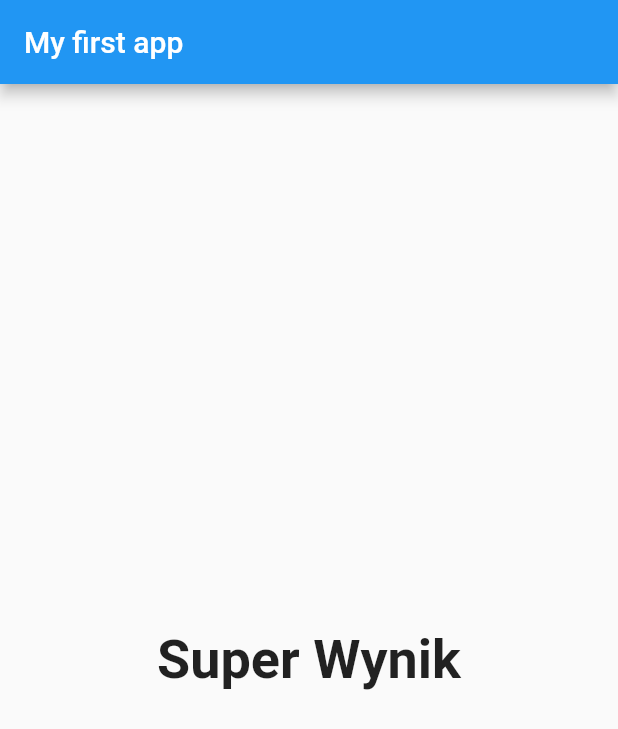
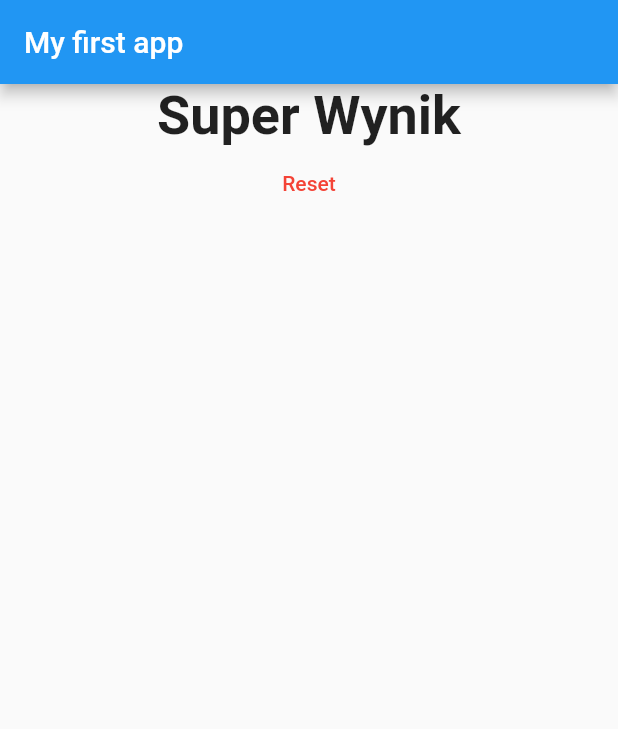
Before and after one commit to Eyzo280/FirstAppFlutter, a Flutter app: the screen it shows after launch, after a tap on "Czarny", after a tap on "Pies", after a tap on "Druga", on a phone screen of 412 x 824 dp. Shown: the top 729 px of the screen. Run offline on Flutter 3.47's test engine with Material 2 defaults, Android fonts, the phone set to English and light mode, and no system bars; Roboto replaces fonts that are missing (Georgia).

Commit message:
ResetQuiz
Finish Quiz.

```diff
--- a/lib/main.dart
+++ b/lib/main.dart
@@ -49,6 +49,13 @@ class _MyAppState extends State<MyApp> {
   var _questionsIndex = 0;
   var _totalScore = 0;
 
+  void resetQuiz() {
+    setState(() {
+      _questionsIndex = 0;
+      _totalScore = 0;
+    });
+  }
+
   void _answerQuestion(int score) {
     _totalScore = _totalScore + score;
 
@@ -60,7 +67,7 @@ class _MyAppState extends State<MyApp> {
     if (_questionsIndex < _questions.length) {
       print('Nastepne pytanie.');
     } else {
-      print('Nie ma nastepnego pytania.');
+      print('Koniec Pytan.');
     }
   }
 
@@ -76,7 +83,7 @@ class _MyAppState extends State<MyApp> {
                 questions: _questions,
                 answerQuestion: _answerQuestion,
                 questionsIndex: _questionsIndex)
-            : Result(_totalScore),
+            : Result(_totalScore, resetQuiz),
       ),
     );
   }
--- a/lib/result.dart
+++ b/lib/result.dart
@@ -2,8 +2,9 @@ import 'package:flutter/material.dart';
 
 class Result extends StatelessWidget {
   final int resultScore;
+  final Function resetQuiz;
 
-  Result(this.resultScore);
+  Result(this.resultScore, this.resetQuiz);
 
   String get resultPharse {
     String resultText;
@@ -19,9 +20,21 @@ class Result extends StatelessWidget {
   @override
   Widget build(BuildContext context) {
     return Center(
-      child: Text(
-        resultPharse,
-        style: TextStyle(fontSize: 36, fontWeight: FontWeight.bold, fontFamily: 'Georgia'),
+      child: Column(
+        children: <Widget>[
+          Text(
+            resultPharse,
+            style: TextStyle(
+                fontSize: 36,
+                fontWeight: FontWeight.bold,
+                fontFamily: 'Georgia'),
+          ),
+          FlatButton(
+            onPressed: resetQuiz,
+            child: Text('Reset'),
+            textColor: Colors.red,
+          )
+        ],
       ),
     );
   }
```
